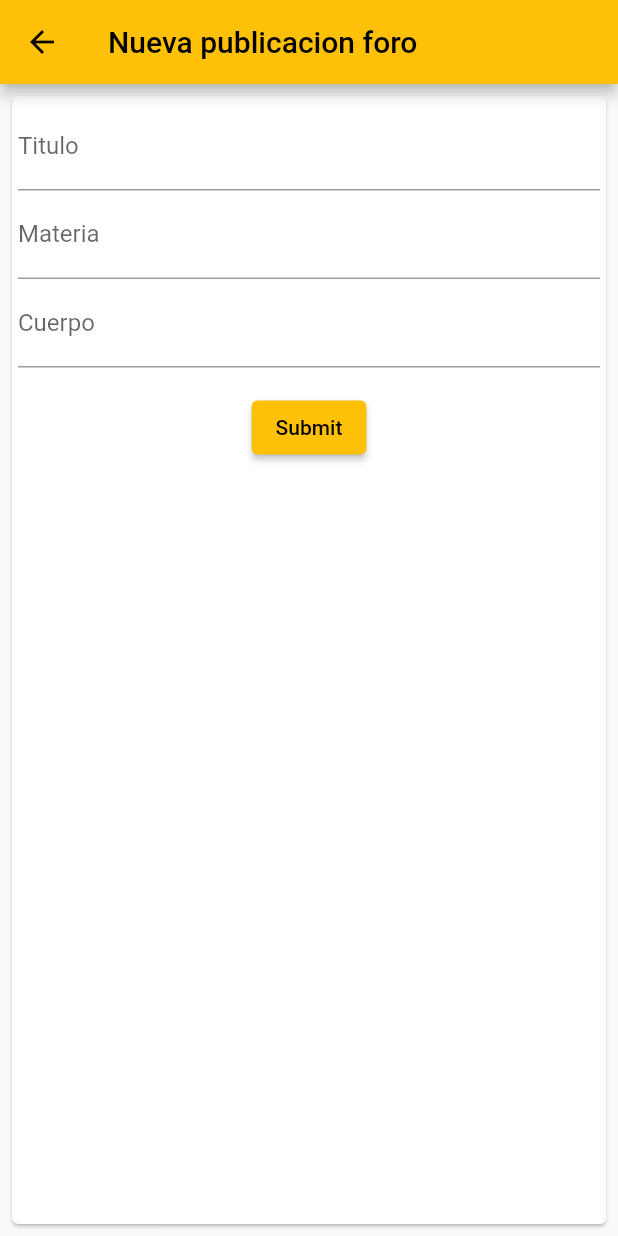
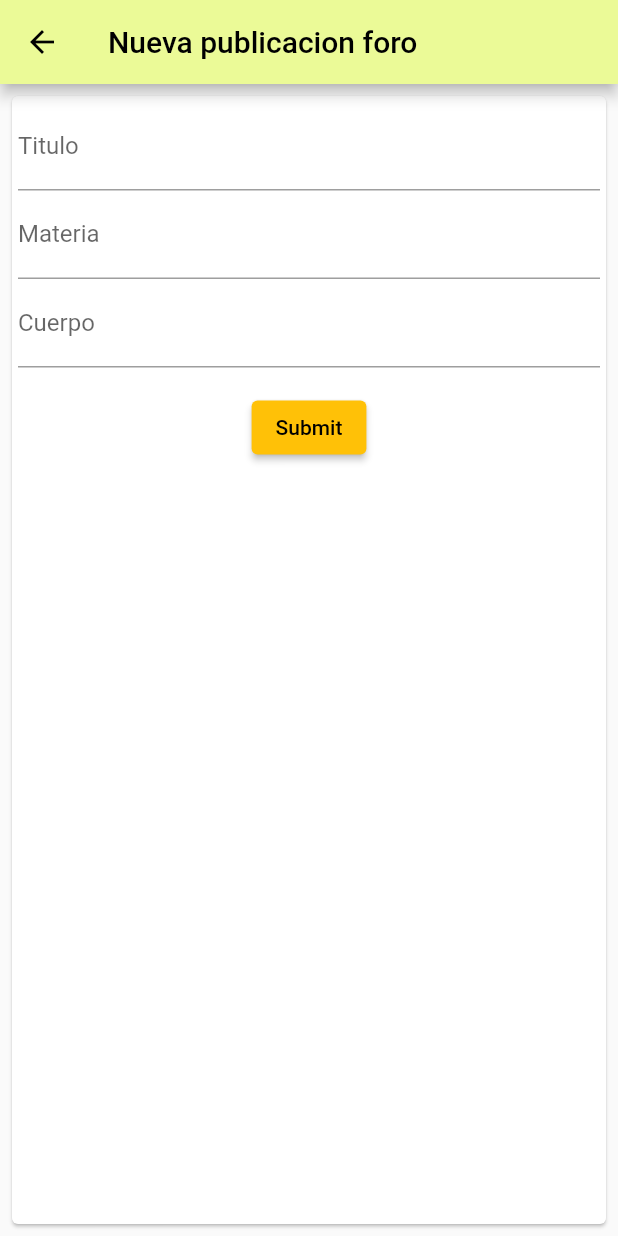
Before and after one commit to DeuxMachin/TI3_2023, a Flutter app: the screen it shows after launch, after a tap on the "add" icon, on a phone screen of 412 x 824 dp. Run offline on Flutter 3.47's test engine with Material 2 defaults, Android fonts, the phone set to English and light mode, and no system bars; network calls fail.

Commit message:
color bar

```diff
--- a/appcedid/lib/forum1.dart
+++ b/appcedid/lib/forum1.dart
@@ -59,7 +59,7 @@ class _forum1State extends State<forum1> {
   @override
   Widget build(BuildContext context){
     return Scaffold(
-      appBar: AppBar(title: Text('Foro de consultas')),
+      appBar: AppBar(title: Text('Foro de consultas'),backgroundColor: Color.fromARGB(255, 235, 250, 151),),
       body: Column(children:<Widget>[
         Expanded(child: PostList(this.posts))
       ]),
--- a/appcedid/lib/forum2.dart
+++ b/appcedid/lib/forum2.dart
@@ -28,7 +28,7 @@ class _forum2State extends State<forum2> {
 
   @override
   Widget build(BuildContext context){
-    return Scaffold(appBar: AppBar(title: Text('Foro de respuestas')),
+    return Scaffold(appBar: AppBar(title: Text('Foro de respuestas'),backgroundColor: Color.fromARGB(255, 235, 250, 151),),
     body: Column(children:<Widget>[
       Expanded(child: PostList(this.posts))
       ]));
--- a/appcedid/lib/newPostForm.dart
+++ b/appcedid/lib/newPostForm.dart
@@ -15,7 +15,7 @@ class _NewPostFormState extends State<NewPostForm> {
   Widget build(BuildContext context) {
     return Scaffold(
       appBar: AppBar(
-        title: Text('Nueva publicacion foro'),
+        title: Text('Nueva publicacion foro'), backgroundColor: Color.fromARGB(255, 235, 250, 151),
       ),
       body: Padding(
         padding: EdgeInsets.all(4),
```
